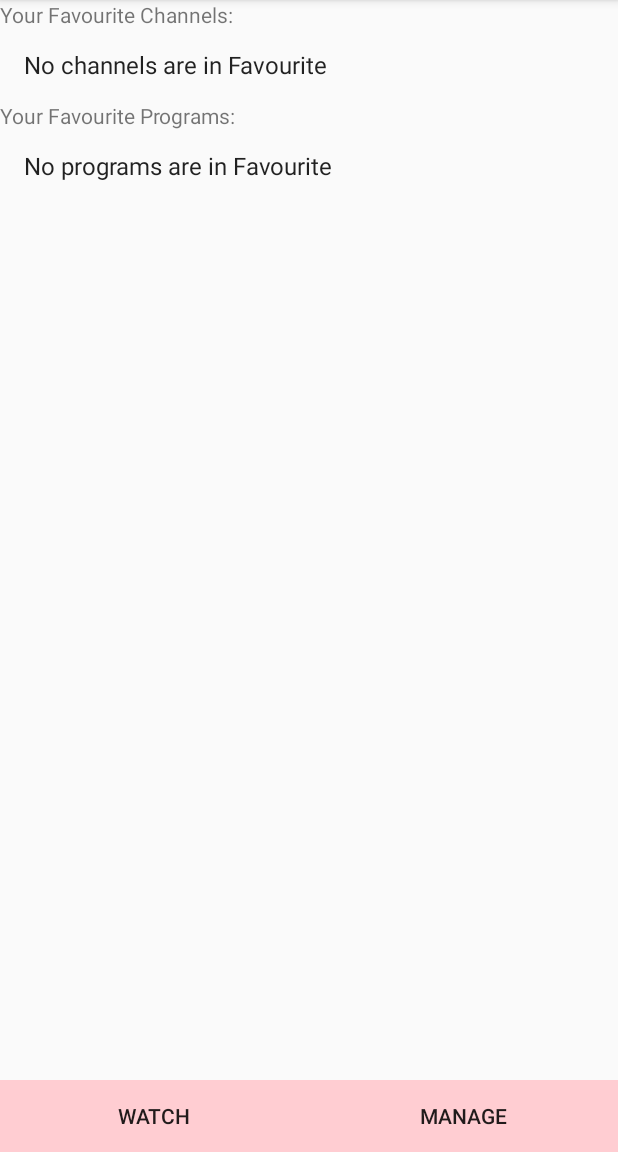
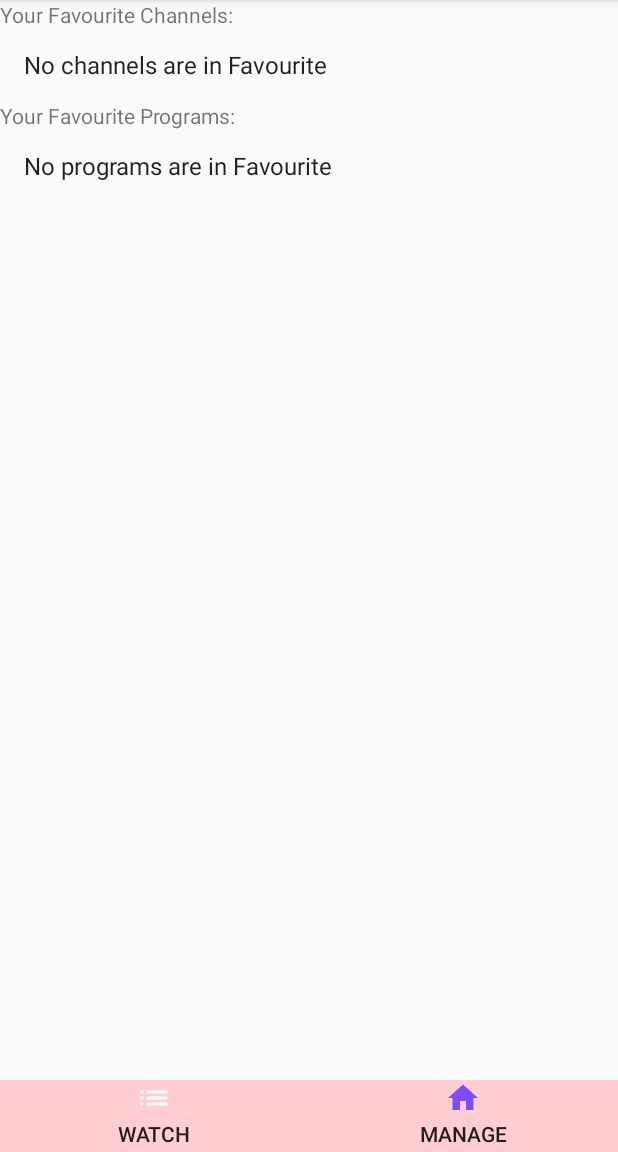
Before and after one commit to danisHaz/TV_program_parser, an Android app: the screen it shows after launch (MainActivity), on a phone screen of 412 x 824 dp, the part 84-1236 px from its top. Run offline under Robolectric (Android 15) with nearby library versions, the phone set to English and light mode, and no system bars; our stand-ins replace Room's generated code; 8 statements that could not run were skipped.

Commit message:
add design improvements

```diff
--- /dev/null
+++ b/app/src/main/res/drawable/ic_baseline_home_24.xml
@@ -0,0 +1,5 @@
+<vector android:height="24dp" android:tint="#FFFFFF"
+    android:viewportHeight="24" android:viewportWidth="24"
+    android:width="24dp" xmlns:android="http://schemas.android.com/apk/res/android">
+    <path android:fillColor="@android:color/white" android:pathData="M10,20v-6h4v6h5v-8h3L12,3 2,12h3v8z"/>
+</vector>
--- /dev/null
+++ b/app/src/main/res/drawable/ic_baseline_home_enabled_24.xml
@@ -0,0 +1,5 @@
+<vector android:height="24dp" android:tint="#7C4DFF"
+    android:viewportHeight="24" android:viewportWidth="24"
+    android:width="24dp" xmlns:android="http://schemas.android.com/apk/res/android">
+    <path android:fillColor="@android:color/white" android:pathData="M10,20v-6h4v6h5v-8h3L12,3 2,12h3v8z"/>
+</vector>
--- /dev/null
+++ b/app/src/main/res/drawable/ic_baseline_list_24.xml
@@ -0,0 +1,5 @@
+<vector android:height="24dp" android:tint="#FFFFFF"
+    android:viewportHeight="24" android:viewportWidth="24"
+    android:width="24dp" xmlns:android="http://schemas.android.com/apk/res/android">
+    <path android:fillColor="@android:color/white" android:pathData="M3,13h2v-2L3,11v2zM3,17h2v-2L3,15v2zM3,9h2L5,7L3,7v2zM7,13h14v-2L7,11v2zM7,17h14v-2L7,15v2zM7,7v2h14L21,7L7,7z"/>
+</vector>
--- /dev/null
+++ b/app/src/main/res/drawable/ic_baseline_list_enabled_24.xml
@@ -0,0 +1,5 @@
+<vector android:height="24dp" android:tint="#7C4DFF"
+    android:viewportHeight="24" android:viewportWidth="24"
+    android:width="24dp" xmlns:android="http://schemas.android.com/apk/res/android">
+    <path android:fillColor="@android:color/white" android:pathData="M3,13h2v-2L3,11v2zM3,17h2v-2L3,15v2zM3,9h2L5,7L3,7v2zM7,13h14v-2L7,11v2zM7,17h14v-2L7,15v2zM7,7v2h14L21,7L7,7z"/>
+</vector>
--- a/app/src/main/res/layout/activity_main.xml
+++ b/app/src/main/res/layout/activity_main.xml
@@ -35,21 +35,27 @@
         app:layout_constraintBottom_toBottomOf="parent"
         app:layout_constraintStart_toStartOf="parent">
 
-        <Button
+        <ToggleButton
             android:id="@+id/watchProgram"
             android:layout_width="0dp"
+            android:onClick="onWatchProgramClick"
             android:layout_height="wrap_content"
             android:background="@drawable/main_layout_buttons_style"
-            android:text="@string/watchProgram"
+            android:textOff="@string/watchProgram"
+            android:textOn="@string/watchProgram"
+            android:drawableTop="@drawable/ic_baseline_list_24"
             app:layout_constraintEnd_toStartOf="@+id/manageFavourites"
             app:layout_constraintHorizontal_bias="0.5"
             app:layout_constraintStart_toStartOf="parent"
             app:layout_constraintTop_toTopOf="parent" />
-        <Button
+        <ToggleButton
             android:id="@+id/manageFavourites"
             android:layout_width="0dp"
             android:layout_height="wrap_content"
-            android:text="@string/manageFavourites"
+            android:onClick="onManageFavouritesClick"
+            android:textOn="@string/manageFavourites"
+            android:textOff="@string/manageFavourites"
+            android:drawableTop="@drawable/ic_baseline_home_enabled_24"
             android:background="@drawable/main_layout_buttons_style"
             app:layout_constraintStart_toEndOf="@+id/watchProgram"
             app:layout_constraintTop_toTopOf="parent"
--- a/app/src/main/res/xml/scene_main.xml
+++ b/app/src/main/res/xml/scene_main.xml
@@ -5,7 +5,7 @@
     <Transition
         motion:constraintSetEnd="@+id/mainList"
         motion:constraintSetStart="@+id/favourites"
-        motion:duration="300"
+        motion:duration="200"
         motion:motionInterpolator="linear">
         <OnClick
             motion:targetId="@+id/watchProgram"
@@ -15,7 +15,7 @@
     <Transition
         motion:constraintSetStart="@+id/mainList"
         motion:constraintSetEnd="@+id/favourites"
-        motion:duration="300"
+        motion:duration="200"
         motion:motionInterpolator="linear">
         <OnClick
             motion:targetId="@+id/manageFavourites"
@@ -29,12 +29,14 @@
             motion:layout_constraintBottom_toTopOf="@+id/inner_layout"
             motion:layout_constraintStart_toStartOf="parent"
             motion:layout_constraintEnd_toEndOf="parent"
-            motion:layout_constraintWidth_default="wrap"
+            motion:layout_constraintWidth_default="percent"
+            motion:layout_constraintWidth_percent="1"
             />
 
         <Constraint
             android:id="@+id/secondFrag"
-            motion:layout_constraintWidth_default="wrap"
+            motion:layout_constraintWidth_default="percent"
+            motion:layout_constraintWidth_percent="1"
             motion:layout_constraintStart_toEndOf="parent"
             motion:layout_constraintBottom_toTopOf="@+id/inner_layout"
             motion:layout_constraintTop_toBottomOf="@+id/toolbar_main"/>
@@ -43,7 +45,8 @@
     <ConstraintSet android:id="@+id/favourites">
         <Constraint
             android:id="@+id/secondFrag"
-            motion:layout_constraintWidth_default="wrap"
+            motion:layout_constraintWidth_default="percent"
+            motion:layout_constraintWidth_percent="1"
             motion:layout_constraintStart_toStartOf="parent"
             motion:layout_constraintEnd_toEndOf="parent"
             motion:layout_constraintBottom_toTopOf="@+id/inner_layout"
@@ -51,7 +54,8 @@
 
         <Constraint
             android:id="@+id/frag"
-            motion:layout_constraintWidth_default="wrap"
+            motion:layout_constraintWidth_default="percent"
+            motion:layout_constraintWidth_percent="1"
             motion:layout_constraintEnd_toStartOf="parent"
             motion:layout_constraintTop_toBottomOf="@+id/toolbar_main"
             motion:layout_constraintBottom_toTopOf="@+id/inner_layout"/>
```
Also changed, not shown: app/src/main/java/com/example/tvprogramparser/Ui/Activities/MainActivity.java (+13 -6 lines), app/src/main/res/drawable/style_main_layout_buttons_checked.xml (added, +7 -0 lines).
